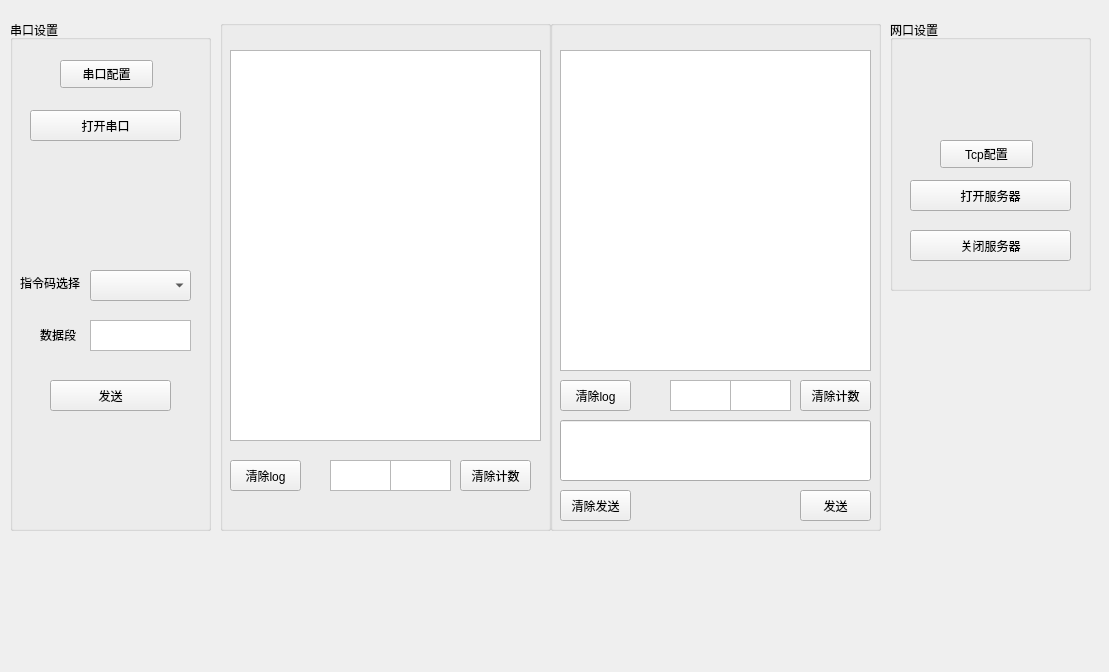
gegheu/qt_phased_array_antenna, file qt_phased_array_antenna/variableFreq.ui: the form before one commit.
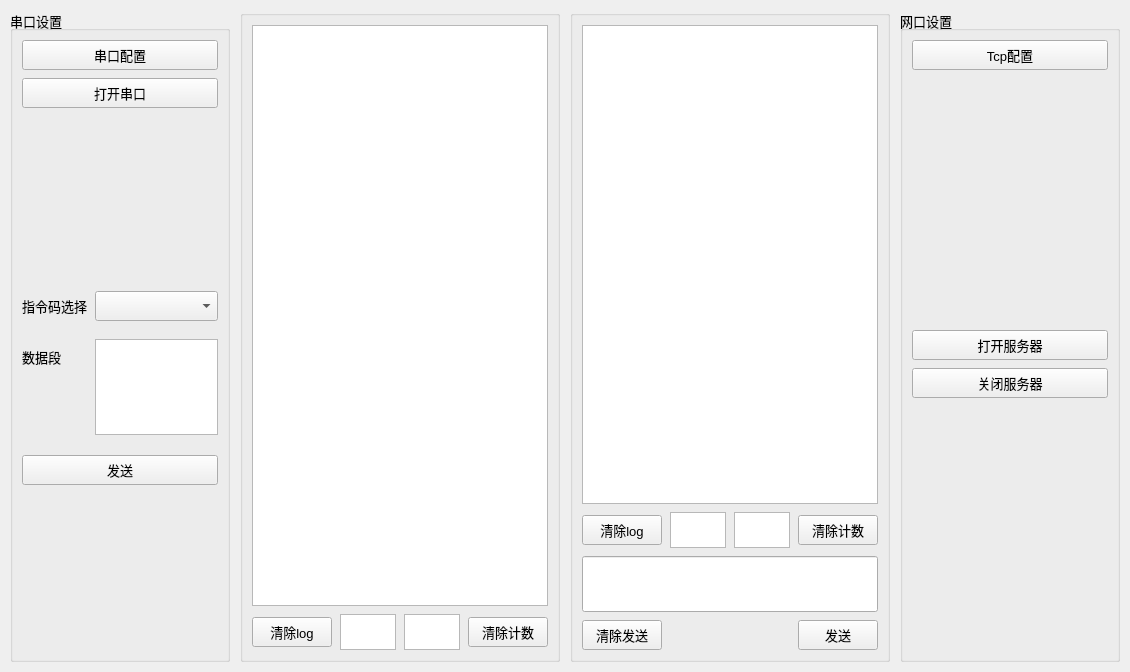
The form after the commit.

The edit to the form file:
```diff
--- a/qt_phased_array_antenna/variableFreq.ui
+++ b/qt_phased_array_antenna/variableFreq.ui
@@ -1,349 +1,508 @@
 <?xml version="1.0" encoding="UTF-8"?>
 <ui version="4.0">
- <class>variableFreq</class>
- <widget class="QWidget" name="variableFreq">
-  <property name="geometry">
-   <rect>
-    <x>0</x>
-    <y>0</y>
-    <width>1109</width>
-    <height>672</height>
-   </rect>
-  </property>
-  <property name="windowTitle">
-   <string>Form</string>
-  </property>
-  <widget class="QGroupBox" name="groupBox_2">
-   <property name="geometry">
-    <rect>
-     <x>890</x>
-     <y>20</y>
-     <width>201</width>
-     <height>271</height>
-    </rect>
-   </property>
-   <property name="title">
-    <string>网口设置</string>
-   </property>
-   <widget class="QPushButton" name="tcpConnectButton">
+  <class>variableFreq</class>
+  <widget class="QWidget" name="variableFreq">
     <property name="geometry">
-     <rect>
-      <x>20</x>
-      <y>160</y>
-      <width>161</width>
-      <height>31</height>
-     </rect>
+      <rect>
+        <x>0</x>
+        <y>0</y>
+        <width>1109</width>
+        <height>672</height>
+      </rect>
     </property>
-    <property name="text">
-     <string>打开服务器</string>
+    <property name="windowTitle">
+      <string>Form</string>
     </property>
-   </widget>
-   <widget class="QPushButton" name="tcpDisconnectButton">
-    <property name="geometry">
-     <rect>
-      <x>20</x>
-      <y>210</y>
-      <width>161</width>
-      <height>31</height>
-     </rect>
+    <property name="font">
+      <font>
+        <pointsize>10</pointsize>
+      </font>
     </property>
-    <property name="text">
-     <string>关闭服务器</string>
-    </property>
-   </widget>
-   <widget class="QPushButton" name="tcpConfigButton">
-    <property name="geometry">
-     <rect>
-      <x>50</x>
-      <y>120</y>
-      <width>93</width>
-      <height>28</height>
-     </rect>
-    </property>
-    <property name="text">
-     <string>Tcp配置</string>
-    </property>
-   </widget>
+    <layout class="QHBoxLayout" name="mainLayout">
+      <property name="spacing">
+        <number>10</number>
+      </property>
+      <property name="leftMargin">
+        <number>10</number>
+      </property>
+      <property name="topMargin">
+        <number>10</number>
+      </property>
+      <property name="rightMargin">
+        <number>10</number>
+      </property>
+      <property name="bottomMargin">
+        <number>10</number>
+      </property>
+      <item>
+        <widget class="QGroupBox" name="groupBox">
+          <property name="sizePolicy">
+            <sizepolicy hsizetype="Preferred" vsizetype="Expanding">
+              <horstretch>0</horstretch>
+              <verstretch>0</verstretch>
+            </sizepolicy>
+          </property>
+          <property name="minimumSize">
+            <size>
+              <width>220</width>
+              <height>0</height>
+            </size>
+          </property>
+          <property name="title">
+            <string>串口设置</string>
+          </property>
+          <layout class="QVBoxLayout" name="serialGroupLayout">
+            <property name="spacing">
+              <number>8</number>
+            </property>
+            <item>
+              <widget class="QPushButton" name="serialConfigButton">
+                <property name="minimumSize">
+                  <size>
+                    <width>0</width>
+                    <height>30</height>
+                  </size>
+                </property>
+                <property name="text">
+                  <string>串口配置</string>
+                </property>
+              </widget>
+            </item>
+            <item>
+              <widget class="QPushButton" name="serialSwitch">
+                <property name="minimumSize">
+                  <size>
+                    <width>0</width>
+                    <height>30</height>
+                  </size>
+                </property>
+                <property name="text">
+                  <string>打开串口</string>
+                </property>
+              </widget>
+            </item>
+            <item>
+              <spacer name="serialTopSpacer">
+                <property name="orientation">
+                  <enum>Qt::Vertical</enum>
+                </property>
+                <property name="sizeHint" stdset="0">
+                  <size>
+                    <width>20</width>
+                    <height>20</height>
+                  </size>
+                </property>
+              </spacer>
+            </item>
+            <item>
+              <layout class="QFormLayout" name="serialSendFormLayout">
+                <property name="horizontalSpacing">
+                  <number>8</number>
+                </property>
+                <property name="verticalSpacing">
+                  <number>8</number>
+                </property>
+                <item row="0" column="0">
+                  <widget class="QLabel" name="label">
+                    <property name="text">
+                      <string>指令码选择</string>
+                    </property>
+                  </widget>
+                </item>
+                <item row="0" column="1">
+                  <widget class="QComboBox" name="serialSendDataCMD">
+                    <property name="minimumSize">
+                      <size>
+                        <width>0</width>
+                        <height>30</height>
+                      </size>
+                    </property>
+                  </widget>
+                </item>
+                <item row="1" column="0">
+                  <widget class="QLabel" name="label_2">
+                    <property name="text">
+                      <string>数据段</string>
+                    </property>
+                  </widget>
+                </item>
+                <item row="1" column="1">
+                  <widget class="QTextEdit" name="serialSendData">
+                    <property name="minimumSize">
+                      <size>
+                        <width>0</width>
+                        <height>64</height>
+                      </size>
+                    </property>
+                    <property name="maximumSize">
+                      <size>
+                        <width>16777215</width>
+                        <height>96</height>
+                      </size>
+                    </property>
+                  </widget>
+                </item>
+              </layout>
+            </item>
+            <item>
+              <widget class="QPushButton" name="serialSendButton">
+                <property name="minimumSize">
+                  <size>
+                    <width>0</width>
+                    <height>30</height>
+                  </size>
+                </property>
+                <property name="text">
+                  <string>发送</string>
+                </property>
+              </widget>
+            </item>
+            <item>
+              <spacer name="serialBottomSpacer">
+                <property name="orientation">
+                  <enum>Qt::Vertical</enum>
+                </property>
+                <property name="sizeHint" stdset="0">
+                  <size>
+                    <width>20</width>
+                    <height>40</height>
+                  </size>
+                </property>
+              </spacer>
+            </item>
+          </layout>
+        </widget>
+      </item>
+      <item>
+        <widget class="QGroupBox" name="serial_display_group">
+          <property name="sizePolicy">
+            <sizepolicy hsizetype="Expanding" vsizetype="Expanding">
+              <horstretch>1</horstretch>
+              <verstretch>0</verstretch>
+            </sizepolicy>
+          </property>
+          <property name="title">
+            <string />
+          </property>
+          <layout class="QVBoxLayout" name="serialDisplayLayout">
+            <property name="spacing">
+              <number>8</number>
+            </property>
+            <item>
+              <widget class="QTextEdit" name="serialLogDisplay">
+                <property name="sizePolicy">
+                  <sizepolicy hsizetype="Expanding" vsizetype="Expanding">
+                    <horstretch>0</horstretch>
+                    <verstretch>1</verstretch>
+                  </sizepolicy>
+                </property>
+              </widget>
+            </item>
+            <item>
+              <layout class="QHBoxLayout" name="serialCounterLayout">
+                <item>
+                  <widget class="QPushButton" name="serialClearLogButton">
+                    <property name="minimumSize">
+                      <size>
+                        <width>0</width>
+                        <height>30</height>
+                      </size>
+                    </property>
+                    <property name="text">
+                      <string>清除log</string>
+                    </property>
+                  </widget>
+                </item>
+                <item>
+                  <widget class="QTextEdit" name="serialTxDisplay">
+                    <property name="enabled">
+                      <bool>true</bool>
+                    </property>
+                    <property name="minimumSize">
+                      <size>
+                        <width>56</width>
+                        <height>30</height>
+                      </size>
+                    </property>
+                    <property name="maximumSize">
+                      <size>
+                        <width>80</width>
+                        <height>36</height>
+                      </size>
+                    </property>
+                  </widget>
+                </item>
+                <item>
+                  <widget class="QTextEdit" name="serialRxDisplay">
+                    <property name="minimumSize">
+                      <size>
+                        <width>56</width>
+                        <height>30</height>
+                      </size>
+                    </property>
+                    <property name="maximumSize">
+                      <size>
+                        <width>80</width>
+                        <height>36</height>
+                      </size>
+                    </property>
+                  </widget>
+                </item>
+                <item>
+                  <widget class="QPushButton" name="on_serialClearCountButton">
+                    <property name="minimumSize">
+                      <size>
+                        <width>0</width>
+                        <height>30</height>
+                      </size>
+                    </property>
+                    <property name="text">
+                      <string>清除计数</string>
+                    </property>
+                  </widget>
+                </item>
+              </layout>
+            </item>
+          </layout>
+        </widget>
+      </item>
+      <item>
+        <widget class="QGroupBox" name="tcp_display_group">
+          <property name="sizePolicy">
+            <sizepolicy hsizetype="Expanding" vsizetype="Expanding">
+              <horstretch>1</horstretch>
+              <verstretch>0</verstretch>
+            </sizepolicy>
+          </property>
+          <property name="title">
+            <string />
+          </property>
+          <layout class="QVBoxLayout" name="tcpDisplayLayout">
+            <property name="spacing">
+              <number>8</number>
+            </property>
+            <item>
+              <widget class="QTextEdit" name="tcpLogDisplay">
+                <property name="sizePolicy">
+                  <sizepolicy hsizetype="Expanding" vsizetype="Expanding">
+                    <horstretch>0</horstretch>
+                    <verstretch>1</verstretch>
+                  </sizepolicy>
+                </property>
+              </widget>
+            </item>
+            <item>
+              <layout class="QHBoxLayout" name="tcpCounterLayout">
+                <item>
+                  <widget class="QPushButton" name="tcpClearLogButton">
+                    <property name="minimumSize">
+                      <size>
+                        <width>0</width>
+                        <height>30</height>
+                      </size>
+                    </property>
+                    <property name="text">
+                      <string>清除log</string>
+                    </property>
+                  </widget>
+                </item>
+                <item>
+                  <widget class="QTextEdit" name="tx_display_tcp">
+                    <property name="enabled">
+                      <bool>true</bool>
+                    </property>
+                    <property name="minimumSize">
+                      <size>
+                        <width>56</width>
+                        <height>30</height>
+                      </size>
+                    </property>
+                    <property name="maximumSize">
+                      <size>
+                        <width>80</width>
+                        <height>36</height>
+                      </size>
+                    </property>
+                  </widget>
+                </item>
+                <item>
+                  <widget class="QTextEdit" name="rx_display_tcp">
+                    <property name="minimumSize">
+                      <size>
+                        <width>56</width>
+                        <height>30</height>
+                      </size>
+                    </property>
+                    <property name="maximumSize">
+                      <size>
+                        <width>80</width>
+                        <height>36</height>
+                      </size>
+                    </property>
+                  </widget>
+                </item>
+                <item>
+                  <widget class="QPushButton" name="rxtx_clear_tcp">
+                    <property name="minimumSize">
+                      <size>
+                        <width>0</width>
+                        <height>30</height>
+                      </size>
+                    </property>
+                    <property name="text">
+                      <string>清除计数</string>
+                    </property>
+                  </widget>
+                </item>
+              </layout>
+            </item>
+            <item>
+              <widget class="QLineEdit" name="tcpSendDataEdit">
+                <property name="minimumSize">
+                  <size>
+                    <width>0</width>
+                    <height>56</height>
+                  </size>
+                </property>
+              </widget>
+            </item>
+            <item>
+              <layout class="QHBoxLayout" name="tcpSendLayout">
+                <item>
+                  <widget class="QPushButton" name="tcpClearTxDataButton">
+                    <property name="minimumSize">
+                      <size>
+                        <width>0</width>
+                        <height>30</height>
+                      </size>
+                    </property>
+                    <property name="text">
+                      <string>清除发送</string>
+                    </property>
+                  </widget>
+                </item>
+                <item>
+                  <spacer name="tcpSendSpacer">
+                    <property name="orientation">
+                      <enum>Qt::Horizontal</enum>
+                    </property>
+                    <property name="sizeHint" stdset="0">
+                      <size>
+                        <width>40</width>
+                        <height>20</height>
+                      </size>
+                    </property>
+                  </spacer>
+                </item>
+                <item>
+                  <widget class="QPushButton" name="tcpSendButton">
+                    <property name="minimumSize">
+                      <size>
+                        <width>0</width>
+                        <height>30</height>
+                      </size>
+                    </property>
+                    <property name="text">
+                      <string>发送</string>
+                    </property>
+                  </widget>
+                </item>
+              </layout>
+            </item>
+          </layout>
+        </widget>
+      </item>
+      <item>
+        <widget class="QGroupBox" name="groupBox_2">
+          <property name="sizePolicy">
+            <sizepolicy hsizetype="Preferred" vsizetype="Expanding">
+              <horstretch>0</horstretch>
+              <verstretch>0</verstretch>
+            </sizepolicy>
+          </property>
+          <property name="minimumSize">
+            <size>
+              <width>220</width>
+              <height>0</height>
+            </size>
+          </property>
+          <property name="title">
+            <string>网口设置</string>
+          </property>
+          <layout class="QVBoxLayout" name="tcpSettingLayout">
+            <property name="spacing">
+              <number>8</number>
+            </property>
+            <item>
+              <widget class="QPushButton" name="tcpConfigButton">
+                <property name="minimumSize">
+                  <size>
+                    <width>0</width>
+                    <height>30</height>
+                  </size>
+                </property>
+                <property name="text">
+                  <string>Tcp配置</string>
+                </property>
+              </widget>
+            </item>
+            <item>
+              <spacer name="tcpConfigSpacerTop">
+                <property name="orientation">
+                  <enum>Qt::Vertical</enum>
+                </property>
+                <property name="sizeHint" stdset="0">
+                  <size>
+                    <width>20</width>
+                    <height>20</height>
+                  </size>
+                </property>
+              </spacer>
+            </item>
+            <item>
+              <widget class="QPushButton" name="tcpConnectButton">
+                <property name="minimumSize">
+                  <size>
+                    <width>0</width>
+                    <height>30</height>
+                  </size>
+                </property>
+                <property name="text">
+                  <string>打开服务器</string>
+                </property>
+              </widget>
+            </item>
+            <item>
+              <widget class="QPushButton" name="tcpDisconnectButton">
+                <property name="minimumSize">
+                  <size>
+                    <width>0</width>
+                    <height>30</height>
+                  </size>
+                </property>
+                <property name="text">
+                  <string>关闭服务器</string>
+                </property>
+              </widget>
+            </item>
+            <item>
+              <spacer name="tcpConfigSpacerBottom">
+                <property name="orientation">
+                  <enum>Qt::Vertical</enum>
+                </property>
+                <property name="sizeHint" stdset="0">
+                  <size>
+                    <width>20</width>
+                    <height>40</height>
+                  </size>
+                </property>
+              </spacer>
+            </item>
+          </layout>
+        </widget>
+      </item>
+    </layout>
   </widget>
-  <widget class="QGroupBox" name="tcp_display_group">
-   <property name="geometry">
-    <rect>
-     <x>550</x>
-     <y>20</y>
-     <width>331</width>
-     <height>511</height>
-    </rect>
-   </property>
-   <property name="title">
-    <string/>
-   </property>
-   <widget class="QPushButton" name="tcpSendButton">
-    <property name="geometry">
-     <rect>
-      <x>250</x>
-      <y>470</y>
-      <width>71</width>
-      <height>31</height>
-     </rect>
-    </property>
-    <property name="text">
-     <string>发送</string>
-    </property>
-   </widget>
-   <widget class="QPushButton" name="tcpClearLogButton">
-    <property name="geometry">
-     <rect>
-      <x>10</x>
-      <y>360</y>
-      <width>71</width>
-      <height>31</height>
-     </rect>
-    </property>
-    <property name="text">
-     <string>清除log</string>
-    </property>
-   </widget>
-   <widget class="QTextEdit" name="tx_display_tcp">
-    <property name="enabled">
-     <bool>true</bool>
-    </property>
-    <property name="geometry">
-     <rect>
-      <x>120</x>
-      <y>360</y>
-      <width>61</width>
-      <height>31</height>
-     </rect>
-    </property>
-   </widget>
-   <widget class="QPushButton" name="rxtx_clear_tcp">
-    <property name="geometry">
-     <rect>
-      <x>250</x>
-      <y>360</y>
-      <width>71</width>
-      <height>31</height>
-     </rect>
-    </property>
-    <property name="text">
-     <string>清除计数</string>
-    </property>
-   </widget>
-   <widget class="QTextEdit" name="tcpLogDisplay">
-    <property name="geometry">
-     <rect>
-      <x>10</x>
-      <y>30</y>
-      <width>311</width>
-      <height>321</height>
-     </rect>
-    </property>
-   </widget>
-   <widget class="QTextEdit" name="rx_display_tcp">
-    <property name="geometry">
-     <rect>
-      <x>180</x>
-      <y>360</y>
-      <width>61</width>
-      <height>31</height>
-     </rect>
-    </property>
-   </widget>
-   <widget class="QPushButton" name="tcpClearTxDataButton">
-    <property name="geometry">
-     <rect>
-      <x>10</x>
-      <y>470</y>
-      <width>71</width>
-      <height>31</height>
-     </rect>
-    </property>
-    <property name="text">
-     <string>清除发送</string>
-    </property>
-   </widget>
-   <widget class="QLineEdit" name="tcpSendDataEdit">
-    <property name="geometry">
-     <rect>
-      <x>10</x>
-      <y>400</y>
-      <width>311</width>
-      <height>61</height>
-     </rect>
-    </property>
-   </widget>
-  </widget>
-  <widget class="QGroupBox" name="groupBox">
-   <property name="geometry">
-    <rect>
-     <x>10</x>
-     <y>20</y>
-     <width>201</width>
-     <height>511</height>
-    </rect>
-   </property>
-   <property name="title">
-    <string>串口设置</string>
-   </property>
-   <widget class="QPushButton" name="serialSwitch">
-    <property name="geometry">
-     <rect>
-      <x>20</x>
-      <y>90</y>
-      <width>151</width>
-      <height>31</height>
-     </rect>
-    </property>
-    <property name="text">
-     <string>打开串口</string>
-    </property>
-   </widget>
-   <widget class="QPushButton" name="serialConfigButton">
-    <property name="geometry">
-     <rect>
-      <x>50</x>
-      <y>40</y>
-      <width>93</width>
-      <height>28</height>
-     </rect>
-    </property>
-    <property name="text">
-     <string>串口配置</string>
-    </property>
-   </widget>
-   <widget class="QTextEdit" name="serialSendData">
-    <property name="geometry">
-     <rect>
-      <x>80</x>
-      <y>300</y>
-      <width>101</width>
-      <height>31</height>
-     </rect>
-    </property>
-   </widget>
-   <widget class="QPushButton" name="serialSendButton">
-    <property name="geometry">
-     <rect>
-      <x>40</x>
-      <y>360</y>
-      <width>121</width>
-      <height>31</height>
-     </rect>
-    </property>
-    <property name="text">
-     <string>发送</string>
-    </property>
-   </widget>
-   <widget class="QComboBox" name="serialSendDataCMD">
-    <property name="geometry">
-     <rect>
-      <x>80</x>
-      <y>250</y>
-      <width>101</width>
-      <height>31</height>
-     </rect>
-    </property>
-   </widget>
-   <widget class="QLabel" name="label">
-    <property name="geometry">
-     <rect>
-      <x>10</x>
-      <y>255</y>
-      <width>71</width>
-      <height>16</height>
-     </rect>
-    </property>
-    <property name="text">
-     <string>指令码选择</string>
-    </property>
-   </widget>
-   <widget class="QLabel" name="label_2">
-    <property name="geometry">
-     <rect>
-      <x>30</x>
-      <y>305</y>
-      <width>41</width>
-      <height>20</height>
-     </rect>
-    </property>
-    <property name="text">
-     <string>数据段</string>
-    </property>
-   </widget>
-  </widget>
-  <widget class="QGroupBox" name="serial_display_group">
-   <property name="geometry">
-    <rect>
-     <x>220</x>
-     <y>20</y>
-     <width>331</width>
-     <height>511</height>
-    </rect>
-   </property>
-   <property name="title">
-    <string/>
-   </property>
-   <widget class="QTextEdit" name="serialLogDisplay">
-    <property name="geometry">
-     <rect>
-      <x>10</x>
-      <y>30</y>
-      <width>311</width>
-      <height>391</height>
-     </rect>
-    </property>
-   </widget>
-   <widget class="QPushButton" name="serialClearLogButton">
-    <property name="geometry">
-     <rect>
-      <x>10</x>
-      <y>440</y>
-      <width>71</width>
-      <height>31</height>
-     </rect>
-    </property>
-    <property name="text">
-     <string>清除log</string>
-    </property>
-   </widget>
-   <widget class="QPushButton" name="on_serialClearCountButton">
-    <property name="geometry">
-     <rect>
-      <x>240</x>
-      <y>440</y>
-      <width>71</width>
-      <height>31</height>
-     </rect>
-    </property>
-    <property name="text">
-     <string>清除计数</string>
-    </property>
-   </widget>
-   <widget class="QTextEdit" name="serialTxDisplay">
-    <property name="enabled">
-     <bool>true</bool>
-    </property>
-    <property name="geometry">
-     <rect>
-      <x>110</x>
-      <y>440</y>
-      <width>61</width>
-      <height>31</height>
-     </rect>
-    </property>
-   </widget>
-   <widget class="QTextEdit" name="serialRxDisplay">
-    <property name="geometry">
-     <rect>
-      <x>170</x>
-      <y>440</y>
-      <width>61</width>
-      <height>31</height>
-     </rect>
-    </property>
-   </widget>
-  </widget>
- </widget>
- <resources/>
- <connections/>
+  <resources />
+  <connections />
 </ui>
```
